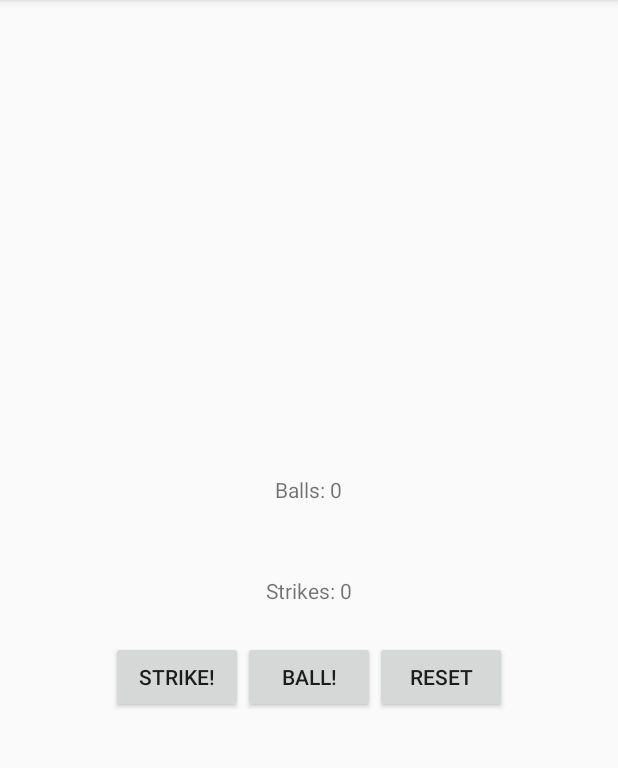
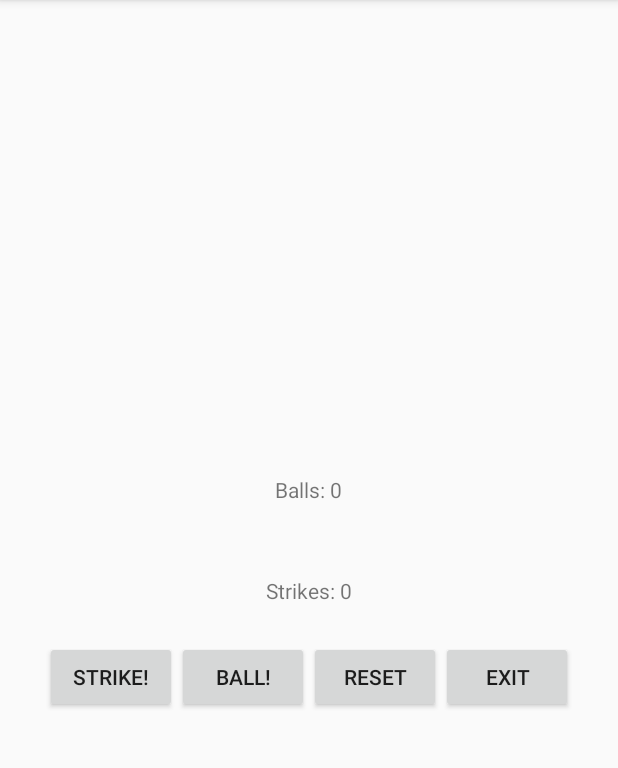
Before and after one commit to AlexBanning/UmpireBuddy, an Android app: the screen it shows after launch (MainActivity), on a phone screen of 412 x 824 dp, the part 84-852 px from its top. Run offline under Robolectric (Android 15) with nearby library versions, the phone set to English and light mode, and no system bars.

Commit message:
Umpire Buddy v1 complete

```diff
--- a/app/src/main/java/com/bignerdranch/umpirebuddy/MainActivity.java
+++ b/app/src/main/java/com/bignerdranch/umpirebuddy/MainActivity.java
@@ -12,6 +12,7 @@ public class MainActivity extends AppCompatActivity {
     private Button mBallButton;
     private Button mStrikeButton;
     private Button mResetButton;
+    private Button mExitButton;
     private TextView mBallCountView;
     private TextView mStrikeCountView;
     private int mBallCount;
@@ -52,7 +53,16 @@ public class MainActivity extends AppCompatActivity {
             }
         });
 
-            resetCountView();
+        mExitButton = (Button) findViewById(R.id.exit_button);
+        mExitButton.setOnClickListener(new View.OnClickListener() {
+            @Override
+            public void onClick(View v) {
+                finish();
+                System.exit(0);
+            }
+        });
+
+        resetCountView();
         }
 
         private void updateCountView() {
--- a/app/src/main/res/layout/activity_main.xml
+++ b/app/src/main/res/layout/activity_main.xml
@@ -38,6 +38,11 @@
             android:layout_width="wrap_content"
             android:layout_height="wrap_content"
             android:text="@string/reset_button" />
+        <Button
+            android:id="@+id/exit_button"
+            android:layout_width="wrap_content"
+            android:layout_height="wrap_content"
+            android:text="@string/exit_button" />
 
     </LinearLayout>
 
--- a/app/src/main/res/values/strings.xml
+++ b/app/src/main/res/values/strings.xml
@@ -5,4 +5,5 @@
     <string name="reset_button">Reset</string>
     <string name="strikes_label">Strikes: %1$d</string>
     <string name="balls_label">Balls: %1$d</string>
+    <string name="exit_button">Exit</string>
 </resources>
```
